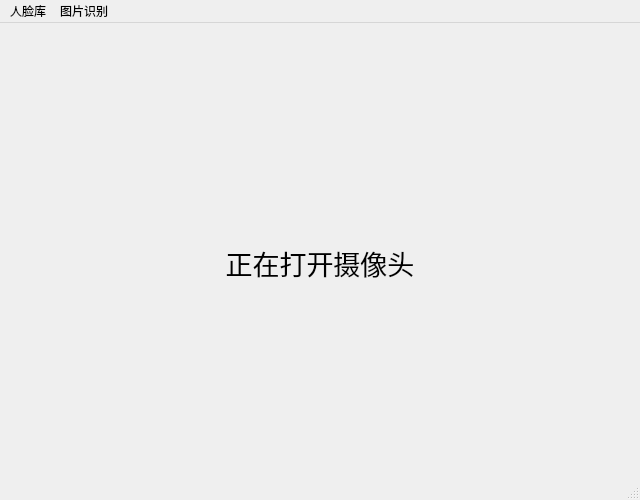
Above: src/UI/mainwindow.ui from OWmess/FaceRecognition before the change. Below: the same form after it.
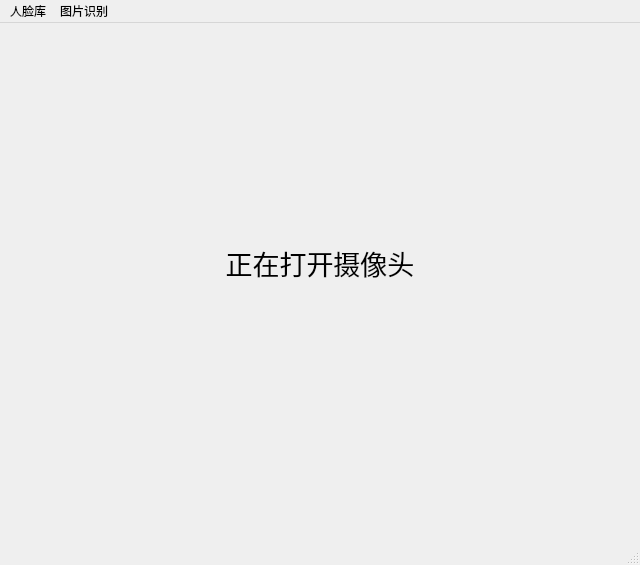
That is the form after the change.

```diff
--- a/src/UI/mainwindow.ui
+++ b/src/UI/mainwindow.ui
@@ -7,7 +7,7 @@
     <x>0</x>
     <y>0</y>
     <width>640</width>
-    <height>500</height>
+    <height>565</height>
    </rect>
   </property>
   <property name="windowTitle">
@@ -41,6 +41,24 @@
      <bool>false</bool>
     </property>
    </widget>
+   <widget class="QLabel" name="nameLabel">
+    <property name="geometry">
+     <rect>
+      <x>0</x>
+      <y>470</y>
+      <width>631</width>
+      <height>51</height>
+     </rect>
+    </property>
+    <property name="font">
+     <font>
+      <pointsize>12</pointsize>
+     </font>
+    </property>
+    <property name="text">
+     <string/>
+    </property>
+   </widget>
   </widget>
   <widget class="QMenuBar" name="menubar">
    <property name="geometry">
```
